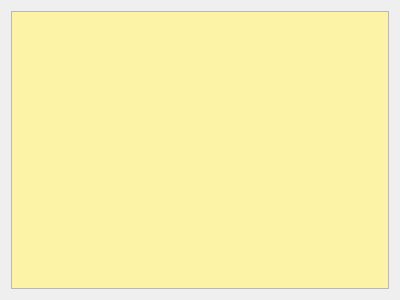
ZhujinLi/SomeNotes, file qknotes.ui: the form before one commit.
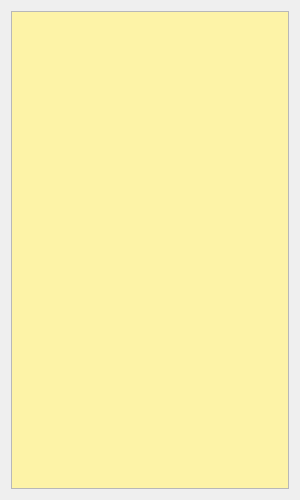
The form after the commit.

Commit message: Refine window size

Patch:
```diff
--- a/qknotes.ui
+++ b/qknotes.ui
@@ -6,8 +6,8 @@
    <rect>
     <x>0</x>
     <y>0</y>
-    <width>400</width>
-    <height>300</height>
+    <width>300</width>
+    <height>500</height>
    </rect>
   </property>
   <property name="windowTitle">
```
